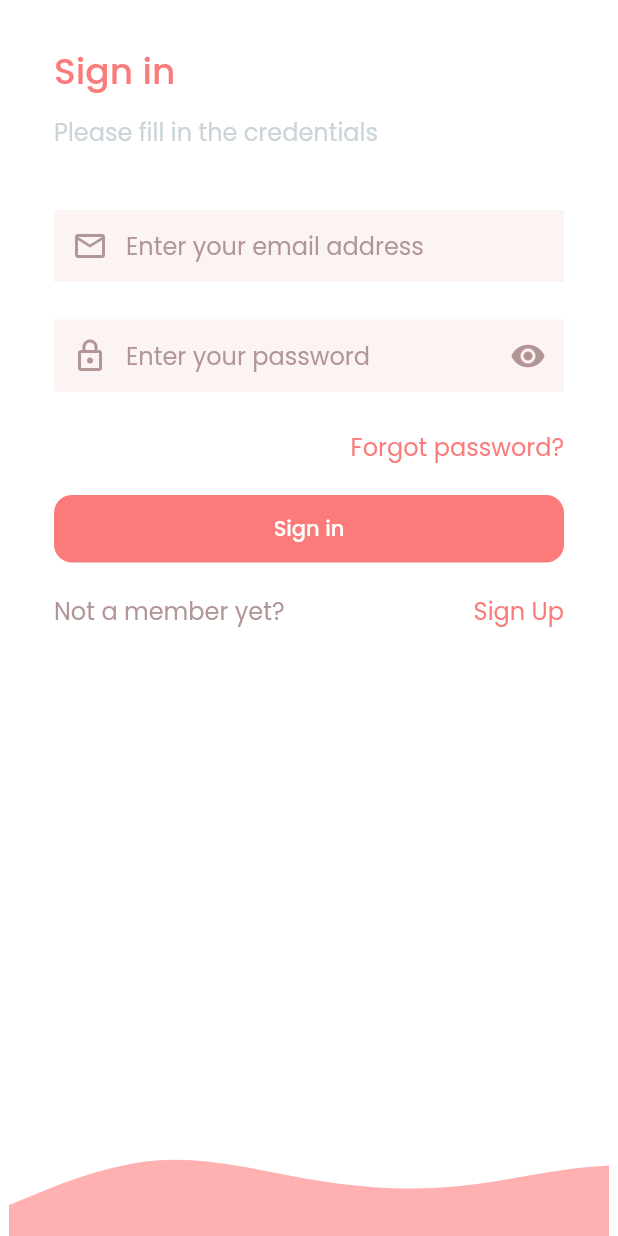
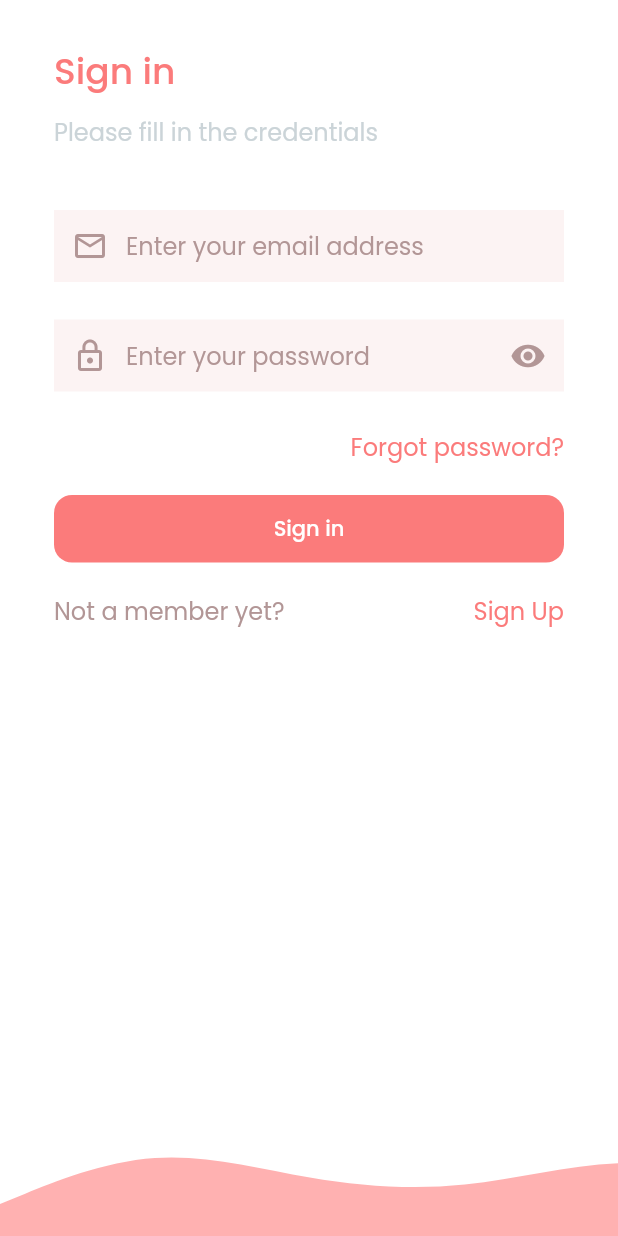
Before and after one commit to DanikingRD/Nappy-mobile, a Flutter app: the screen it shows after launch, on a phone screen of 412 x 824 dp. Run offline on Flutter 3.47's test engine with Material 2 defaults, Android fonts, the phone set to English and light mode, and no system bars; our stand-ins replace firebase_auth, flutter_riverpod, flutter_svg, fpdart, google_sign_in; accounts and stored records are empty.

Commit message:
small fixes

```diff
--- a/lib/features/auth/views/login_view.dart
+++ b/lib/features/auth/views/login_view.dart
@@ -17,8 +17,6 @@ class LoginView extends ConsumerWidget {
       resizeToAvoidBottomInset: false, // Prevent TextField resizing widgets
       body: SafeArea(
         child: Center(
-          child: SizedBox(
-            width: kDefaultViewWidth,
           child: Column(
             children: [
               const Expanded(
@@ -28,10 +26,9 @@ class LoginView extends ConsumerWidget {
               const Spacer(),
               SvgPicture.asset(
                 kWaveSvgPath,
-                  width: kDefaultViewWidth,
+                width: MediaQuery.of(context).size.width,
               ),
             ],
-            ),
           ),
         ),
       ),
@@ -46,7 +43,10 @@ class LoginBody extends ConsumerWidget {
   Widget build(BuildContext context, WidgetRef ref) {
     final theme = Theme.of(context);
     final textTheme = theme.textTheme;
-    return ListView(
+    return SizedBox(
+      width: 400,
+      child: ListView(
+
         padding: isMobile(context) ? kMobilePadding : EdgeInsets.zero,
         shrinkWrap: true,
         children: [
@@ -76,14 +76,6 @@ class LoginBody extends ConsumerWidget {
             ),
           ),
           kTextFieldGap,
-        // TextFormField(
-        //   decoration: InputDecoration(
-        //       hintText: "Enter your password",
-        //       prefixIcon: Icon(
-        //         Icons.lock_outline,
-        //         color: theme.iconTheme.color,
-        //       )),
-        // ),
           VisibilityTextField(
             hintText: "Enter your password",
             prefixIcon: Icon(
@@ -119,6 +111,7 @@ class LoginBody extends ConsumerWidget {
             ],
           )
         ],
+      ),
     );
   }
 }
--- a/lib/main.dart
+++ b/lib/main.dart
@@ -14,7 +14,10 @@ class Nappy extends StatelessWidget {
   @override
   Widget build(BuildContext context) {
     return MaterialApp(
-      home: LoginView(),
+      home: const ScrollConfiguration(
+        behavior: ExtendedScrollBehaviour(),
+        child: LoginView(),
+      ),
       theme: ThemeData(
         inputDecorationTheme: kPrimaryInputDecorationTheme,
         scaffoldBackgroundColor: Colors.white,
@@ -32,3 +35,12 @@ class Nappy extends StatelessWidget {
     );
   }
 }
+
+class ExtendedScrollBehaviour extends ScrollBehavior {
+  const ExtendedScrollBehaviour();
+
+  @override
+  ScrollPhysics getScrollPhysics(BuildContext context) {
+    return const BouncingScrollPhysics(parent: AlwaysScrollableScrollPhysics());
+  }
+}
```
Lines whose indentation alone changed are shown as unchanged.
